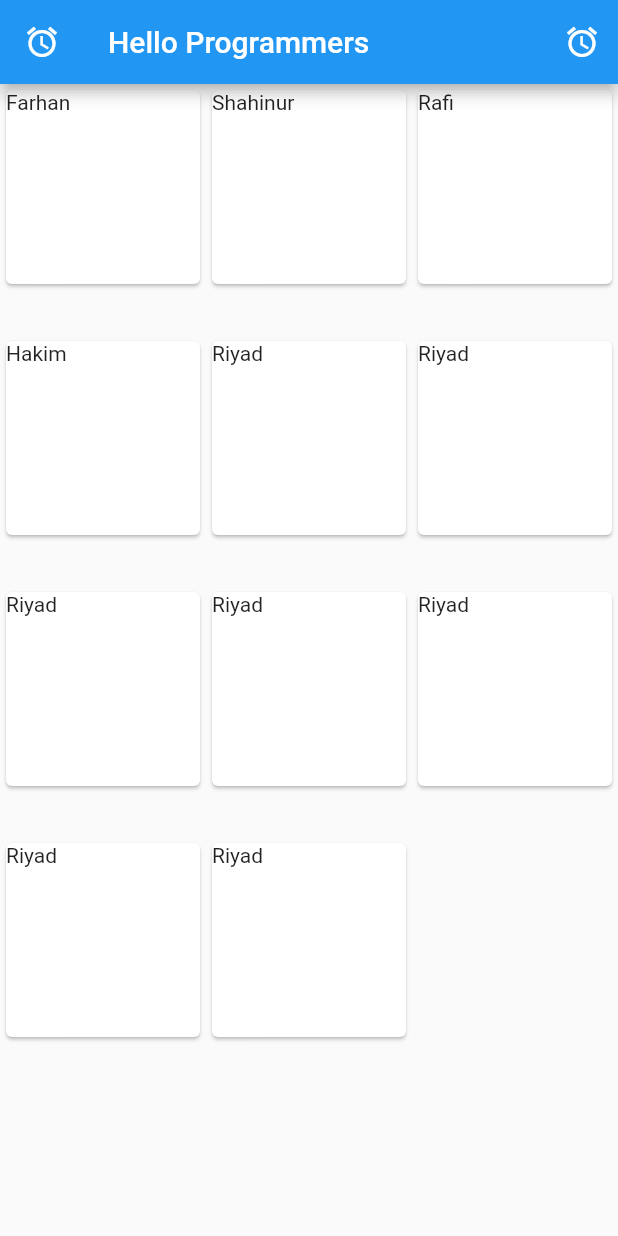
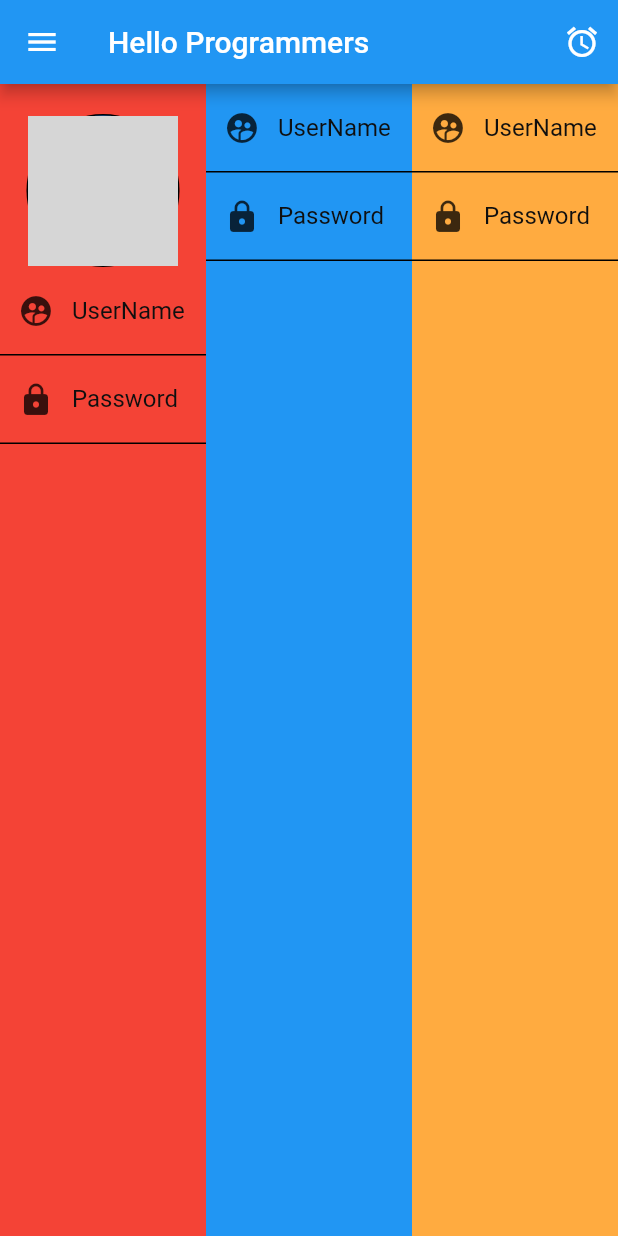
Before and after one commit to iftakher36/fluttertraining, a Flutter app: the LoginScreen screen opened directly, on a phone screen of 412 x 824 dp. Run offline on Flutter 3.47's test engine with Material 2 defaults, Android fonts, the phone set to English and light mode, and no system bars; network calls fail; grey boxes are pictures that could not be loaded.

Commit message:
responsive

```diff
--- a/lib/bold_text.dart
+++ /dev/null
@@ -1,12 +0,0 @@
-import 'package:flutter/cupertino.dart';
-
-class BoldText extends StatelessWidget {
-
-  BoldText({Key? key}) : super(key: key);
-
-  @override
-  Widget build(BuildContext context) {
-    return Container(
-    );
-  }
-}
--- /dev/null
+++ b/lib/custom_text.dart
@@ -0,0 +1,14 @@
+import 'package:flutter/cupertino.dart';
+
+class BoldText extends StatelessWidget {
+  final double fontSize;
+  final String family;
+
+  const BoldText({Key? key, required this.fontSize, this.family = 'Roboto'})
+      : super(key: key);
+
+  @override
+  Widget build(BuildContext context) {
+    return Container();
+  }
+}
--- a/lib/login_screen.dart
+++ b/lib/login_screen.dart
@@ -17,16 +17,27 @@ class _LoginScreenState extends State<LoginScreen> {
   String change = "Hello Programmers";
   int counter = 0;
   double values = 8.0;
-  List name = ["Farhan", "Shahinur", "Rafi", "Hakim", "Riyad","Riyad","Riyad","Riyad","Riyad","Riyad","Riyad"];
+  List name = [
+    "Farhan",
+    "Shahinur",
+    "Rafi",
+    "Hakim",
+    "Riyad",
+    "Riyad",
+    "Riyad",
+    "Riyad",
+    "Riyad",
+    "Riyad",
+    "Riyad"
+  ];
 
   @override
   Widget build(BuildContext context) {
-    double sizes = MediaQuery.of(context).size.width;
     return Scaffold(
       appBar: AppBar(
         title: Text(change),
         leading: IconButton(
-            icon: const Icon(Icons.access_alarm_sharp),
+          icon: const Icon(Icons.menu),
           onPressed: () {
             _Hello;
           },
@@ -43,64 +54,145 @@ class _LoginScreenState extends State<LoginScreen> {
           ),
         ],
       ),
-        body: Column(
+      body: Row(
         children: [
           Expanded(
-              child: Scrollbar(
-                isAlwaysShown: true,
-                child: GridView.builder(
-                    itemCount: name.length,
-                    gridDelegate:
-                         const SliverGridDelegateWithMaxCrossAxisExtent(
-                           maxCrossAxisExtent: 200,
-                           mainAxisSpacing: 30,
-                           childAspectRatio: 1
-                            ),
-                    itemBuilder: (context, index) {
-                      return Card(
-                        child: Text(name[index]),
-                      );
-                    }),
+            child: Container(
+              color: Colors.red,
+              child: Column(
+                children: const [
+                  SizedBox(height: 20,),
+                  CircleAvatar(
+                    radius: 51,
+                    backgroundColor: Colors.black,
+                    child: CircleAvatar(
+                        radius: 50,
+                        backgroundImage: NetworkImage("https://www.vhv.rs/dpng/d/426-4263064_circle-avatar-png-picture-circle-avatar-image-png.png",scale: 1)
                     ),
                   ),
-         /*   Expanded(
-              child: SizedBox(
-                width: double.infinity,
-                child: Container(
-                  color: Colors.black,
-                  child: const Text("hello"),
+                  TextField(
+                    style: TextStyle(color: Colors.blue),
+                    cursorColor: Colors.blue,
+                    decoration: InputDecoration(
+                      labelText: "UserName",
+                      focusColor: Colors.black,
+                      labelStyle: TextStyle(
+                        color: Color(0xFF0f0f0f),
+                      ),
+                      enabledBorder: UnderlineInputBorder(
+                          borderSide: BorderSide(color: Colors.black)),
+                      focusedBorder: UnderlineInputBorder(
+                          borderSide: BorderSide(color: Colors.blue)),
+                      prefixIcon: Icon(Icons.supervised_user_circle,
+                          color: Color(0xC3000000)),
+                    ),
+                  ),
+                  TextField(
+                      style: TextStyle(color: Colors.blue),
+                      cursorColor: Colors.blue,
+                      obscureText: true,
+                      decoration: InputDecoration(
+                        labelText: "Password",
+                        focusColor: Colors.black,
+                        labelStyle: TextStyle(
+                          color: Color(0xFF0f0f0f),
+                        ),
+                        enabledBorder: UnderlineInputBorder(
+                            borderSide: BorderSide(color: Colors.black)),
+                        focusedBorder: UnderlineInputBorder(
+                            borderSide: BorderSide(color: Colors.blue)),
+                        prefixIcon: Icon(Icons.lock,
+                            color: Color(0xC3000000)),
+                      )),
+                ],
               ),
             ),
           ),
           Expanded(
-              child: Row(
-                children: [
-                  Expanded(
-                    flex: 1,
-                    child: SizedBox(
-                      width: double.infinity,
-                      height: double.infinity,
               child: Container(
-                        color: Colors.white,
-                        child: const Text("hello"),
+                color: Colors.blue,
+                child: Column(
+            children: const [
+                TextField(
+                  style: TextStyle(color: Colors.blue),
+                  cursorColor: Colors.blue,
+                  decoration: InputDecoration(
+                    labelText: "UserName",
+                    focusColor: Colors.black,
+                    labelStyle: TextStyle(
+                      color: Color(0xFF0f0f0f),
+                    ),
+                    enabledBorder: UnderlineInputBorder(
+                        borderSide: BorderSide(color: Colors.black)),
+                    focusedBorder: UnderlineInputBorder(
+                        borderSide: BorderSide(color: Colors.blue)),
+                    prefixIcon: Icon(Icons.supervised_user_circle,
+                        color: Color(0xC3000000)),
                   ),
                 ),
+                TextField(
+                    style: TextStyle(color: Colors.blue),
+                    cursorColor: Colors.blue,
+                    obscureText: true,
+                    decoration: InputDecoration(
+                      labelText: "Password",
+                      focusColor: Colors.black,
+                      labelStyle: TextStyle(
+                        color: Color(0xFF0f0f0f),
                       ),
-                  Expanded(
-                    flex: 2,
-                    child: SizedBox(
-                      width: double.infinity,
-                      height: double.infinity,
-                      child: Container(
-                        color: Colors.blue,
-                        child: const Text("hello"),
+                      enabledBorder: UnderlineInputBorder(
+                          borderSide: BorderSide(color: Colors.black)),
+                      focusedBorder: UnderlineInputBorder(
+                          borderSide: BorderSide(color: Colors.blue)),
+                      prefixIcon: Icon(Icons.lock,
+                          color: Color(0xC3000000)),
+                    )),
+            ],
+          ),
+              )),
+          Expanded(child: Container(
+            color: Colors.orangeAccent,
+            child: Column(
+              children:  [
+                TextField(
+                  style: TextStyle(color: Colors.blue),
+                  cursorColor: Colors.blue,
+                  decoration: InputDecoration(
+                    labelText: "UserName",
+                    focusColor: Colors.black,
+                    labelStyle: TextStyle(
+                      color: Color(0xFF0f0f0f),
+                    ),
+                    enabledBorder: UnderlineInputBorder(
+                        borderSide: BorderSide(color: Colors.black)),
+                    focusedBorder: UnderlineInputBorder(
+                        borderSide: BorderSide(color: Colors.blue)),
+                    prefixIcon: Icon(Icons.supervised_user_circle,
+                        color: Color(0xC3000000)),
                   ),
                 ),
+                TextField(
+                    style: TextStyle(color: Colors.blue),
+                    cursorColor: Colors.blue,
+                    obscureText: true,
+                    decoration: InputDecoration(
+                      labelText: "Password",
+                      focusColor: Colors.black,
+                      labelStyle: TextStyle(
+                        color: Color(0xFF0f0f0f),
                       ),
+                      enabledBorder: UnderlineInputBorder(
+                          borderSide: BorderSide(color: Colors.black)),
+                      focusedBorder: UnderlineInputBorder(
+                          borderSide: BorderSide(color: Colors.blue)),
+                      prefixIcon: Icon(Icons.lock,
+                          color: Color(0xC3000000)),
+                    )),
               ],
             ),
-            )*/
+          )),
         ],
-        ));
+      ),
+    );
   }
 }
--- a/lib/main.dart
+++ b/lib/main.dart
@@ -18,7 +18,7 @@ class MyApp extends StatelessWidget {
       theme: ThemeData(
         primarySwatch: Colors.blue,
       ),
-      home: const ListViewLayout(),
+      home: const LoginScreen(),
     );
   }
 }
```
Lines whose indentation alone changed are shown as unchanged.
